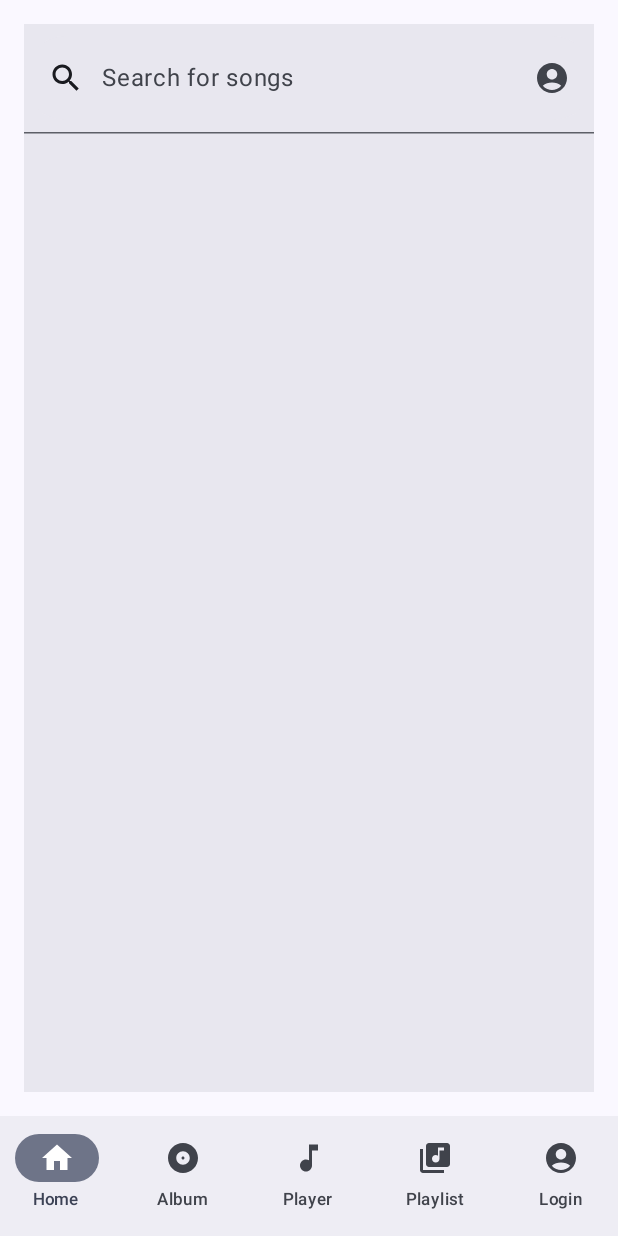
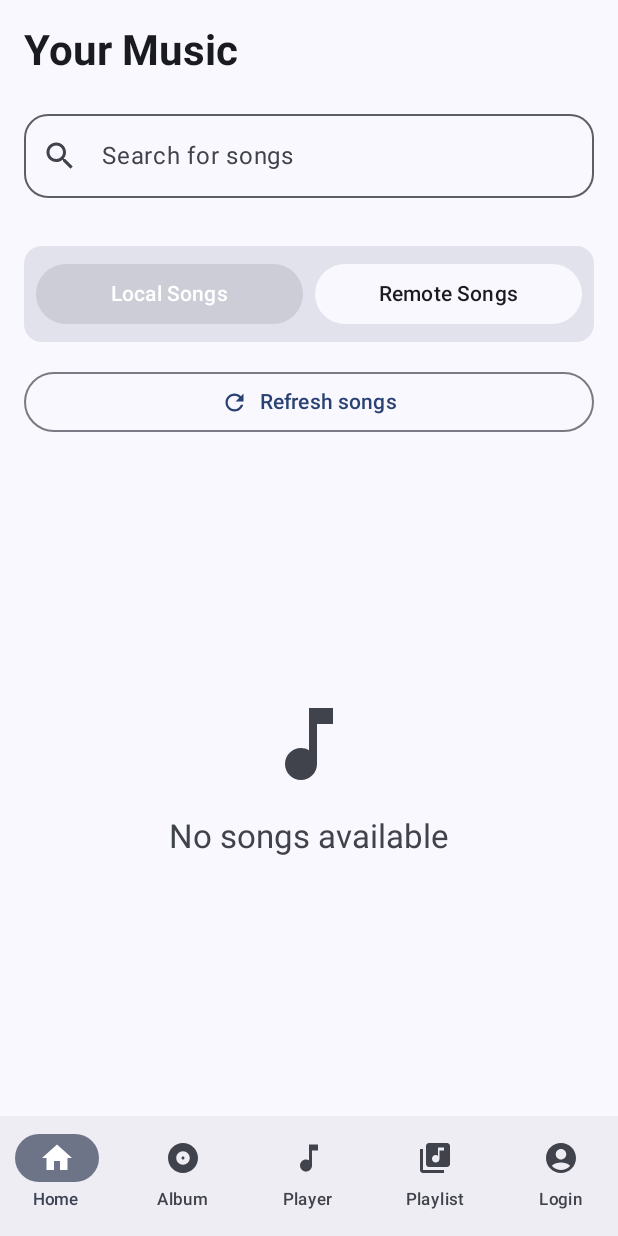
Before and after one commit to 2uan2/soUNd, an Android app built with Jetpack Compose: the screen it shows after launch (MainActivity), on a phone screen of 412 x 824 dp. Run offline under Robolectric (Android 15) with nearby library versions, the phone set to English and light mode, and no system bars; our stand-ins replace Room's generated code; pictures from the network do not load.

Commit message:
fix search bar

```diff
--- a/app/src/main/java/com/example/sound/ui/home/HomeScreen.kt
+++ b/app/src/main/java/com/example/sound/ui/home/HomeScreen.kt
@@ -7,6 +7,7 @@ import android.webkit.MimeTypeMap
 import android.widget.Toast
 import androidx.compose.foundation.clickable
 import androidx.compose.foundation.layout.Arrangement
+import androidx.compose.foundation.layout.Box
 import androidx.compose.foundation.layout.Column
 import androidx.compose.foundation.layout.Row
 import androidx.compose.foundation.layout.Spacer
@@ -15,6 +16,7 @@ import androidx.compose.foundation.layout.fillMaxWidth
 import androidx.compose.foundation.layout.height
 import androidx.compose.foundation.layout.padding
 import androidx.compose.foundation.layout.size
+import androidx.compose.foundation.layout.width
 import androidx.compose.foundation.lazy.LazyColumn
 import androidx.compose.foundation.lazy.items
 import androidx.compose.material.icons.Icons
@@ -22,17 +24,21 @@ import androidx.compose.material.icons.filled.AccountCircle
 import androidx.compose.material.icons.filled.ArrowUpward
 import androidx.compose.material.icons.filled.Close
 import androidx.compose.material.icons.filled.Error
+import androidx.compose.material.icons.filled.MusicNote
+import androidx.compose.material.icons.filled.Refresh
 import androidx.compose.material.icons.filled.Search
 import androidx.compose.material.icons.filled.ThumbUp
 import androidx.compose.material3.Button
+import androidx.compose.material3.ButtonDefaults
 import androidx.compose.material3.Card
 import androidx.compose.material3.CardDefaults
 import androidx.compose.material3.ExperimentalMaterial3Api
 import androidx.compose.material3.Icon
 import androidx.compose.material3.IconButton
 import androidx.compose.material3.MaterialTheme
+import androidx.compose.material3.OutlinedButton
+import androidx.compose.material3.OutlinedTextField
 import androidx.compose.material3.Scaffold
-import androidx.compose.material3.SearchBar
 import androidx.compose.material3.Text
 import androidx.compose.runtime.Composable
 import androidx.compose.runtime.collectAsState
@@ -60,6 +66,8 @@ import androidx.compose.ui.draw.clip
 import androidx.compose.ui.layout.ContentScale
 import androidx.compose.material3.CircularProgressIndicator
 import androidx.compose.material3.HorizontalDivider
+import androidx.compose.material3.OutlinedTextFieldDefaults
+import androidx.compose.foundation.background
 
 @OptIn(ExperimentalMaterial3Api::class)
 @Composable
@@ -74,56 +82,62 @@ fun HomeScreen(
     val uiState by viewModel.uiState.collectAsState()
     val songs by viewModel.songs.collectAsState()
 
-    var isSearchActive by remember { mutableStateOf(false) }
-
     val trimmedQuery = queryText.trim()
     val songList = songs.filter {
-        it.name.contains(trimmedQuery, ignoreCase = true) ||
-                it.artist?.contains(trimmedQuery, ignoreCase = true) == true
-    }
+        it.name.contains(trimmedQuery, ignoreCase = true) || it.artist?.contains(
+            trimmedQuery,
+            ignoreCase = true
+        ) == true
+    }.sortedWith(compareBy(String.CASE_INSENSITIVE_ORDER) { it.name })
 
     Scaffold(
         modifier = modifier,
         topBar = {
-            SearchBar(
-                modifier = modifier.padding(16.dp),
-                query = queryText,
-                onQueryChange = { queryText = it },
-                onSearch = { isSearchActive = false },
-                active = isSearchActive,
-                onActiveChange = { isSearchActive = it },
-                placeholder = { Text("Search for songs") },
-                leadingIcon = { Icon(Icons.Default.Search, contentDescription = "Search") },
+            Column(
+                modifier = Modifier
+                    .fillMaxWidth()
+                    .background(MaterialTheme.colorScheme.surface)
+                    .padding(16.dp)
+            ) {
+                Text(
+                    text = "Your Music",
+                    style = MaterialTheme.typography.headlineMedium,
+                    color = MaterialTheme.colorScheme.onSurface,
+                    fontWeight = FontWeight.Bold,
+                    modifier = Modifier.padding(bottom = 16.dp)
+                )
+                OutlinedTextField(
+                    value = queryText,
+                    onValueChange = { queryText = it },
+                    modifier = Modifier.fillMaxWidth(),
+                    label = { Text("Search for songs") },
+                    singleLine = true,
+                    shape = MaterialTheme.shapes.large,
+                    colors = OutlinedTextFieldDefaults.colors(
+                        focusedBorderColor = MaterialTheme.colorScheme.primary,
+                        unfocusedBorderColor = MaterialTheme.colorScheme.outline
+                    ),
+                    leadingIcon = {
+                        Icon(
+                            Icons.Default.Search,
+                            contentDescription = "Search",
+                            tint = MaterialTheme.colorScheme.onSurfaceVariant
+                        )
+                    },
                     trailingIcon = {
                         if (queryText.isNotEmpty()) {
+                            IconButton(onClick = { queryText = "" }) {
                                 Icon(
-                            imageVector = Icons.Default.Close,
+                                    Icons.Default.Close,
                                     contentDescription = "Clear",
-                            modifier = Modifier.clickable { queryText = "" }
-                        )
-                    } else {
-                        Icon(Icons.Default.AccountCircle, contentDescription = "Account")
-                    }
-                }
-            ) {
-                LazyColumn {
-                    items(songList) { song ->
-                        Text(
-                            text = song.name,
-                            modifier = Modifier
-                                .fillMaxWidth()
-                                .clickable {
-                                    playerViewModel.setCustomPlaylist(songList, song)
-                                    onSongClick(song)
-                                    queryText = song.name
-                                    isSearchActive = false
-                                }
-                                .padding(16.dp)
+                                    tint = MaterialTheme.colorScheme.onSurfaceVariant
                                 )
                             }
                         }
                     }
-        },
+                )
+            }
+        }
     ) { innerPadding ->
         HomeBody(
             authState = authState,
@@ -133,12 +147,11 @@ fun HomeScreen(
                 onSongClick(selectedSong)
             },
             viewModel = viewModel,
-            songList = songList, // ✅ now you're passing the filtered list
             modifier = modifier
                 .fillMaxSize()
                 .padding(innerPadding),
+            queryText = queryText.trim()
         )
-
     }
 }
 
@@ -148,52 +161,134 @@ fun HomeBody(
     songContainerList: List<SongContainerUiState>,
     onSongClick: (Song) -> Unit,
     viewModel: HomeViewModel,
-    songList: List<Song>,
     modifier: Modifier,
+    queryText: String
 ) {
     val currentSource by viewModel.currentSource.collectAsState()
+
+    val filteredSongContainers = songContainerList.filter {
+        it.song.name.contains(queryText, ignoreCase = true) ||
+                it.song.artist?.contains(queryText, ignoreCase = true) == true
+    }.sortedWith(compareBy(String.CASE_INSENSITIVE_ORDER) { it.song.name })
 
     Column(
         modifier = modifier
             .fillMaxSize()
             .padding(16.dp)
     ) {
-        // 🔘 Toggle between Local and Remote
-        Row(horizontalArrangement = Arrangement.spacedBy(8.dp)) {
+        // Source Selection Buttons
+        Card(
+            modifier = Modifier.fillMaxWidth(),
+            colors = CardDefaults.cardColors(
+                containerColor = MaterialTheme.colorScheme.surfaceVariant
+            )
+        ) {
+            Row(
+                modifier = Modifier
+                    .fillMaxWidth()
+                    .padding(8.dp),
+                horizontalArrangement = Arrangement.spacedBy(8.dp)
+            ) {
                 Button(
                     onClick = {
                         viewModel.switchSource(SongSourceType.LOCAL)
                     },
-                enabled = currentSource != SongSourceType.LOCAL
+                    enabled = currentSource != SongSourceType.LOCAL,
+                    modifier = Modifier.weight(1f),
+                    colors = ButtonDefaults.buttonColors(
+                        containerColor = if (currentSource == SongSourceType.LOCAL)
+                            MaterialTheme.colorScheme.primary
+                        else
+                            MaterialTheme.colorScheme.surface
+                    )
                 ) {
-                Text("Local Songs")
+                    Text(
+                        "Local Songs",
+                        color = if (currentSource == SongSourceType.LOCAL)
+                            MaterialTheme.colorScheme.onPrimary
+                        else
+                            MaterialTheme.colorScheme.onSurface
+                    )
                 }
 
                 Button(
                     onClick = {
                         viewModel.switchSource(SongSourceType.REMOTE)
-                    viewModel.loadRemoteSongs() // load remote songs if needed
+                        viewModel.loadRemoteSongs()
                     },
-                enabled = currentSource != SongSourceType.REMOTE
+                    enabled = currentSource != SongSourceType.REMOTE,
+                    modifier = Modifier.weight(1f),
+                    colors = ButtonDefaults.buttonColors(
+                        containerColor = if (currentSource == SongSourceType.REMOTE)
+                            MaterialTheme.colorScheme.primary
+                        else
+                            MaterialTheme.colorScheme.surface
+                    )
                 ) {
-                Text("Remote Songs")
+                    Text(
+                        "Remote Songs",
+                        color = if (currentSource == SongSourceType.REMOTE)
+                            MaterialTheme.colorScheme.onPrimary
+                        else
+                            MaterialTheme.colorScheme.onSurface
+                    )
+                }
             }
         }
 
-        Spacer(modifier = Modifier.size(8.dp))
+        Spacer(modifier = Modifier.height(16.dp))
 
-        Button(
-            onClick = viewModel::refreshSongs
+        // Refresh Button
+        OutlinedButton(
+            onClick = viewModel::refreshSongs,
+            modifier = Modifier.fillMaxWidth(),
+            colors = ButtonDefaults.outlinedButtonColors(
+                contentColor = MaterialTheme.colorScheme.primary
+            )
         ) {
-            Text(text = "Refresh songs")
+            Icon(
+                Icons.Default.Refresh,
+                contentDescription = "Refresh",
+                modifier = Modifier.size(18.dp)
+            )
+            Spacer(modifier = Modifier.width(8.dp))
+            Text("Refresh songs")
         }
-        HorizontalDivider()
+
+        Spacer(modifier = Modifier.height(16.dp))
+
+        // Song List
+        if (filteredSongContainers.isEmpty()) {
+            Box(
+                modifier = Modifier
+                    .fillMaxSize()
+                    .padding(32.dp),
+                contentAlignment = Alignment.Center
+            ) {
+                Column(
+                    horizontalAlignment = Alignment.CenterHorizontally,
+                    verticalArrangement = Arrangement.Center
+                ) {
+                    Icon(
+                        Icons.Default.MusicNote,
+                        contentDescription = null,
+                        modifier = Modifier.size(64.dp),
+                        tint = MaterialTheme.colorScheme.onSurfaceVariant
+                    )
+                    Spacer(modifier = Modifier.height(16.dp))
+                    Text(
+                        text = if (queryText.isNotEmpty()) "No songs found" else "No songs available",
+                        style = MaterialTheme.typography.titleLarge,
+                        color = MaterialTheme.colorScheme.onSurfaceVariant
+                    )
+                }
+            }
+        } else {
             LazyColumn(
-            modifier = Modifier
-                .fillMaxSize(),
+                modifier = Modifier.fillMaxSize(),
                 verticalArrangement = Arrangement.spacedBy(8.dp)
             ) {
-            items(songContainerList) { songContainer ->
+                items(filteredSongContainers) { songContainer ->
                     SongContainer(
                         authState = authState,
                         song = songContainer.song,
@@ -201,8 +296,9 @@ fun HomeBody(
                         onSongClick = onSongClick,
                         onSongShareClick = { song, songFile, albumArtFile ->
                             viewModel.uploadSong(song, songFile, albumArtFile)
-                    },
+                        }
                     )
+                }
             }
         }
     }
@@ -237,12 +333,12 @@ fun SongContainer(
             val albumId = song.albumId
             val albumArtUri = if (albumId != null) {
                 ContentUris.withAppendedId(
-                    "content://media/external/audio/albumart".toUri(),
-                    albumId
+                    "content://media/external/audio/albumart".toUri(), albumId
                 )
             } else null
             AsyncImage(
-                model = albumArtUri ?: R.drawable.faker1,
+                model = albumArtUri
+                    ?: "android.resource://${context.packageName}/${R.drawable.faker1}".toUri(),
                 contentDescription = null,
                 modifier = Modifier
                     .size(56.dp)
@@ -287,8 +383,7 @@ fun SongContainer(
                         val albumId = song.albumId
                         val albumArtUri = if (albumId != null) {
                             ContentUris.withAppendedId(
-                                "content://media/external/audio/albumart".toUri(),
-                                albumId
+                                "content://media/external/audio/albumart".toUri(), albumId
                             )
                         } else "android.resource://${context.packageName}/R.drawable.faker1".toUri()
 
@@ -314,8 +409,7 @@ fun SongContainer(
                             }
                         }
                         onSongShareClick(song, songFile, albumArtFile)
-                    },
-                    modifier = Modifier.size(40.dp)
+                    }, modifier = Modifier.size(40.dp)
                 ) {
                     when (songUploadUiState) {
                         is SongUploadUiState.Error -> {
@@ -325,6 +419,7 @@ fun SongContainer(
                                 tint = MaterialTheme.colorScheme.error
                             )
                         }
+
                         SongUploadUiState.Idle -> {
                             Icon(
                                 Icons.Default.ArrowUpward,
@@ -332,6 +427,7 @@ fun SongContainer(
                                 tint = MaterialTheme.colorScheme.primary
                             )
                         }
+
                         SongUploadUiState.Loading -> {
                             CircularProgressIndicator(
                                 modifier = Modifier.size(24.dp),
@@ -339,14 +435,16 @@ fun SongContainer(
                                 color = MaterialTheme.colorScheme.primary
                             )
                         }
+
                         is SongUploadUiState.Success -> {
                             Icon(
                                 Icons.Default.ThumbUp,
                                 contentDescription = "Upload Success",
                                 tint = MaterialTheme.colorScheme.primary
                             )
-                            Toast.makeText(context, songUploadUiState.song.songUri, Toast.LENGTH_LONG)
-                                .show()
+                            Toast.makeText(
+                                context, songUploadUiState.song.songUri, Toast.LENGTH_LONG
+                            ).show()
                         }
                     }
                 }
--- a/app/src/main/java/com/example/sound/ui/player/PlayerViewModel.kt
+++ b/app/src/main/java/com/example/sound/ui/player/PlayerViewModel.kt
@@ -65,6 +65,18 @@ class PlayerViewModel(private val playlistDataSource: BasePlaylistDataSource) :
     }
 
     fun playSong(song: Song) {
+        viewModelScope.launch {
+            val currentSongs = _currentPlaylist.value?.songs
+            val isSongInCurrentPlaylist = currentSongs?.any { it.songId == song.songId } == true
+
+            if (!isSongInCurrentPlaylist) {
+                // Treat this as a custom single-song playlist
+                _currentPlaylist.value = PlaylistWithSongs(
+                    playlist = Playlist(playlistId = -1, name = "Single Song"),
+                    songs = listOf(song)
+                )
+            }
+
             _currentSong.value = song
             mediaController?.let { controller ->
                 val mediaItem = MediaItem.Builder()
@@ -74,6 +86,7 @@ class PlayerViewModel(private val playlistDataSource: BasePlaylistDataSource) :
                 controller.setMediaItem(mediaItem)
                 controller.prepare()
                 controller.play()
+            }
         }
     }
 
```
Also changed, not shown: app/src/main/java/com/example/sound/ui/home/HomeViewModel.kt (+13 -5 lines). Lines whose indentation alone changed are shown as unchanged.
